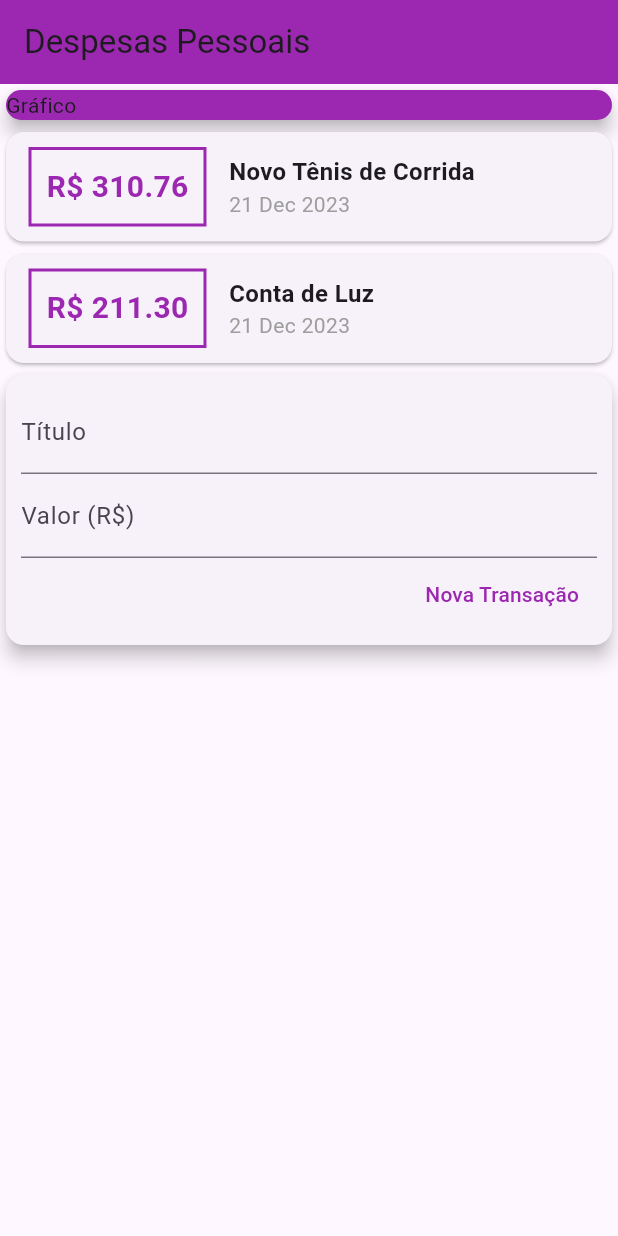
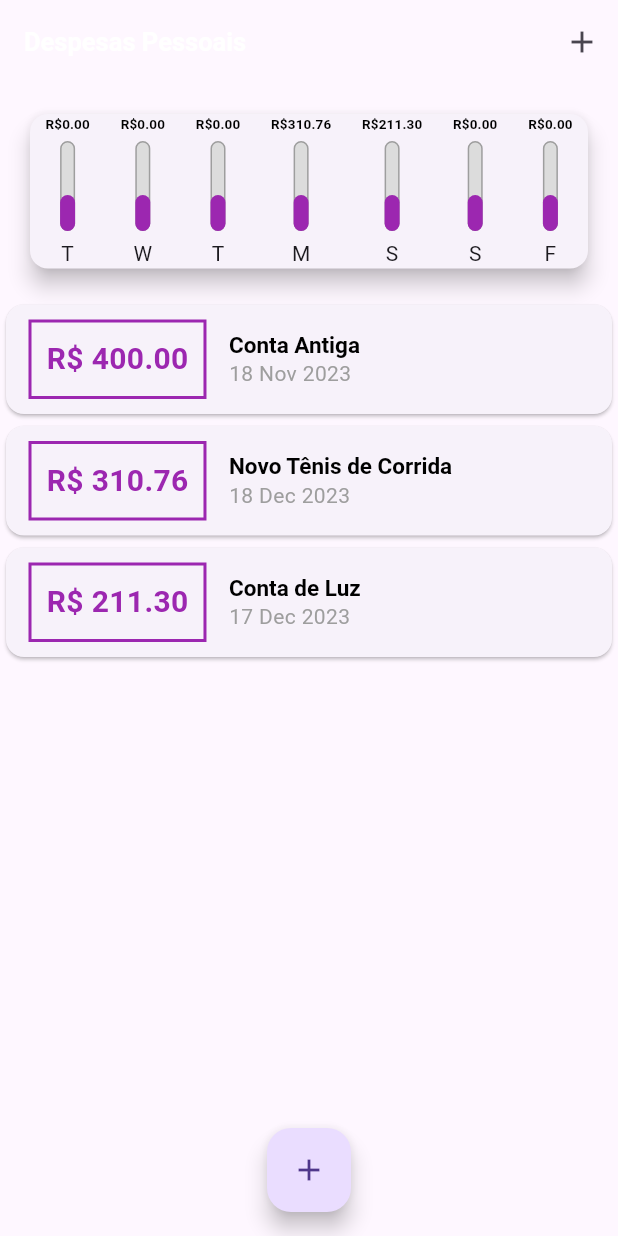
Before and after one commit to GabrielHR0sa/Learning_Flutter, a Flutter app: the screen it shows after launch, on a phone screen of 412 x 824 dp. Run offline on Flutter 3.47's test engine with Material 3 defaults, Android fonts, the phone set to English and light mode, and no system bars; Roboto replaces fonts that are missing (OpenSans).

Commit message:
updating the content

```diff
--- /dev/null
+++ b/expenses/lib/components/chart.dart
@@ -0,0 +1,54 @@
+import 'package:flutter/material.dart';
+import 'package:intl/intl.dart';
+import '../models/transaction.dart';
+import 'chart_bar.dart';
+
+class Chart extends StatelessWidget {
+  final List<Transaction> recentTransaction;
+
+  const Chart(this.recentTransaction, {Key? key}) : super(key: key);
+
+  List<Map<String, Object>> get groupedTransactions {
+    return List.generate(7, (index) {
+      final weekDay = DateTime.now().subtract(
+        Duration(days: index),
+      );
+
+      double totalSum = 0.0;
+
+      for (var i = 0; i < recentTransaction.length; i++) {
+        bool sameDay = recentTransaction[i].date.day == weekDay.day;
+        bool sameMonth = recentTransaction[i].date.month == weekDay.month;
+        bool sameYear = recentTransaction[i].date.year == weekDay.year;
+
+        if (sameDay && sameMonth && sameYear) {
+          totalSum += recentTransaction[i].value;
+        }
+      }
+
+      return {
+        'day': DateFormat.E().format(weekDay)[0],
+        'value': totalSum,
+      };
+    });
+  }
+
+  @override
+  Widget build(BuildContext context) {
+    groupedTransactions;
+    return Card(
+      elevation: 6,
+      margin: const EdgeInsets.all(20),
+      child: Row(
+        mainAxisAlignment: MainAxisAlignment.spaceAround,
+        children: groupedTransactions.map((tr) {
+          return ChartBar(
+            label: tr['day'] as String,
+            value: tr['value'] as double,
+            percentage: 0.4,
+          );
+        }).toList(),
+      ),
+    );
+  }
+}
--- /dev/null
+++ b/expenses/lib/components/chart_bar.dart
@@ -0,0 +1,57 @@
+import 'package:flutter/material.dart';
+
+class ChartBar extends StatelessWidget {
+  final String? label;
+  final double? value;
+  final double? percentage;
+
+  const ChartBar({
+    this.label,
+    this.value,
+    this.percentage,
+    Key? key,
+  }) : super(key: key);
+
+  @override
+  Widget build(BuildContext context) {
+    return Column(
+      children: [
+        Text(
+          'R\$${value!.toStringAsFixed(2)}',
+          style: Theme.of(context).textTheme.titleSmall,
+        ),
+        const SizedBox(height: 5),
+        Container(
+          height: 60,
+          width: 10,
+          child: Stack(
+            alignment: Alignment.bottomCenter,
+            children: [
+              Container(
+                decoration: BoxDecoration(
+                  border: Border.all(
+                    color: Colors.grey,
+                    width: 1.0,
+                  ),
+                  color: Color.fromRGBO(220, 220, 220, 1),
+                  borderRadius: BorderRadius.circular(5),
+                ),
+              ),
+              FractionallySizedBox(
+                heightFactor: percentage,
+                child: Container(
+                  decoration: BoxDecoration(
+                    color: Theme.of(context).colorScheme.primary,
+                    borderRadius: BorderRadius.circular(5),
+                  ),
+                ),
+              )
+            ],
+          ),
+        ),
+        const SizedBox(height: 5),
+        Text(label!),
+      ],
+    );
+  }
+}
--- /dev/null
+++ b/expenses/lib/components/transaction_form.dart
@@ -0,0 +1,71 @@
+import 'package:flutter/material.dart';
+
+class TransactionForm extends StatefulWidget {
+  final void Function(String, double) onSubmit;
+
+  const TransactionForm(this.onSubmit, {Key? key}) : super(key: key);
+
+  @override
+  State<TransactionForm> createState() => _TransactionFormState();
+}
+
+class _TransactionFormState extends State<TransactionForm> {
+  final titleController = TextEditingController();
+
+  final valueController = TextEditingController();
+
+  _submitForm() {
+    final title = titleController.text;
+    final value = double.tryParse(valueController.text) ?? 0;
+
+    if (title.isEmpty || value <= 0) {
+      return;
+    }
+
+    widget.onSubmit(title, value);
+  }
+
+  @override
+  Widget build(BuildContext context) {
+    return Card(
+      elevation: 5,
+      child: Padding(
+        padding: const EdgeInsets.all(10),
+        child: Column(
+          children: [
+            TextField(
+              controller: titleController,
+              onSubmitted: (_) => _submitForm(),
+              decoration: const InputDecoration(
+                labelText: 'Título',
+              ),
+            ),
+            TextField(
+              controller: valueController,
+              keyboardType:
+                  const TextInputType.numberWithOptions(decimal: true),
+              onSubmitted: (_) => _submitForm(),
+              decoration: const InputDecoration(
+                labelText: 'Valor (R\$)',
+              ),
+            ),
+            Row(
+              mainAxisAlignment: MainAxisAlignment.end,
+              children: <Widget>[
+                TextButton(
+                  child: const Text(
+                    'Nova Transação',
+                    style: TextStyle(
+                      color: Colors.purple,
+                    ),
+                  ),
+                  onPressed: _submitForm,
+                )
+              ],
+            ),
+          ],
+        ),
+      ),
+    );
+  }
+}
--- /dev/null
+++ b/expenses/lib/components/transaction_list.dart
@@ -0,0 +1,82 @@
+import 'package:flutter/material.dart';
+import '../models/transaction.dart';
+import 'package:intl/intl.dart';
+
+class TransactionList extends StatelessWidget {
+  final List<Transaction> transactions;
+
+  const TransactionList(this.transactions, {Key? key}) : super(key: key);
+
+  @override
+  Widget build(BuildContext context) {
+    return SizedBox(
+      height: 300,
+      child: transactions.isEmpty
+          ? Column(
+              children: [
+                const SizedBox(height: 20),
+                Text(
+                  'Nenhuma Transação Cadastrada!',
+                  style: Theme.of(context).textTheme.headline6,
+                ),
+                const SizedBox(height: 20),
+                SizedBox(
+                  height: 200,
+                  child: Image.asset(
+                    'assets/images/waiting.png',
+                    fit: BoxFit.cover,
+                  ),
+                ),
+              ],
+            )
+          : ListView.builder(
+              itemCount: transactions.length,
+              itemBuilder: (ctx, index) {
+                final tr = transactions[index];
+                return Card(
+                  child: Row(
+                    children: [
+                      Container(
+                        margin: const EdgeInsets.symmetric(
+                          horizontal: 15,
+                          vertical: 10,
+                        ),
+                        decoration: BoxDecoration(
+                          border: Border.all(
+                            color: Theme.of(context).colorScheme.primary,
+                            width: 2,
+                          ),
+                        ),
+                        padding: const EdgeInsets.all(10),
+                        child: Text(
+                          'R\$ ${tr.value.toStringAsFixed(2)}',
+                          style: TextStyle(
+                            fontWeight: FontWeight.bold,
+                            fontSize: 20,
+                            color: Theme.of(context).colorScheme.primary,
+                          ),
+                        ),
+                      ),
+                      Column(
+                        crossAxisAlignment: CrossAxisAlignment.start,
+                        children: [
+                          Text(
+                            tr.title,
+                            style: Theme.of(context).textTheme.headline6,
+                          ),
+                          Text(
+                            DateFormat('d MMM y').format(tr.date),
+                            style: const TextStyle(
+                              color: Colors.grey,
+                            ),
+                          ),
+                        ],
+                      ),
+                    ],
+                  ),
+                );
+              },
+            ),
+    );
+  }
+}
--- a/expenses/lib/main.dart
+++ b/expenses/lib/main.dart
@@ -1,146 +1,139 @@
+import 'package:expenses/components/transaction_form.dart';
 import 'package:flutter/material.dart';
+import 'dart:math';
+import 'components/transaction_form.dart';
+import 'components/transaction_list.dart';
+import 'components/chart.dart';
 import 'models/transaction.dart';
-import 'package:intl/intl.dart';
 
-main() => runApp(const ExpensesApp());
+main() => runApp(ExpensesApp());
 
 class ExpensesApp extends StatelessWidget {
-  const ExpensesApp({Key? key}) : super(key: key);
+  ExpensesApp({Key? key}) : super(key: key);
+  final ThemeData tema = ThemeData();
+
   @override
   Widget build(BuildContext context) {
     return MaterialApp(
-        theme: ThemeData(appBarTheme: AppBarTheme(color: Colors.purple)),
-        home: MyHomePage());
+      home: const MyHomePage(),
+      theme: tema.copyWith(
+        colorScheme: tema.colorScheme.copyWith(
+          primary: Colors.purple,
+          secondary: Colors.amber,
+        ),
+        textTheme: tema.textTheme.copyWith(
+          titleLarge: const TextStyle(
+            fontFamily: 'OpenSans',
+            fontSize: 15,
+            fontWeight: FontWeight.bold,
+            color: Colors.black,
+          ),
+          titleSmall: const TextStyle(
+            fontFamily: 'OpenSans',
+            fontSize: 9,
+            fontWeight: FontWeight.bold,
+            color: Colors.black,
+          ),
+        ),
+        appBarTheme: const AppBarTheme(
+          titleTextStyle: TextStyle(
+            fontFamily: 'OpenSans',
+            fontSize: 17,
+            fontWeight: FontWeight.bold,
+          ),
+        ),
+      ),
+    );
   }
 }
 
-class MyHomePage extends StatelessWidget {
-  MyHomePage({Key? key}) : super(key: key);
+class MyHomePage extends StatefulWidget {
+  const MyHomePage({Key? key}) : super(key: key);
 
-  final titleController = TextEditingController();
-  final valueController = TextEditingController();
+  @override
+  State<MyHomePage> createState() => _MyHomePageState();
+}
 
-  final _transactions = [
+class _MyHomePageState extends State<MyHomePage> {
+  final List<Transaction> _transactions = [
+    Transaction(
+      id: 't0',
+      title: 'Conta Antiga',
+      value: 400.00,
+      date: DateTime.now().subtract(const Duration(days: 33)),
+    ),
     Transaction(
       id: 't1',
       title: 'Novo Tênis de Corrida',
       value: 310.76,
-      date: DateTime.now(),
+      date: DateTime.now().subtract(const Duration(days: 3)),
     ),
     Transaction(
       id: 't2',
       title: 'Conta de Luz',
       value: 211.30,
-      date: DateTime.now(),
+      date: DateTime.now().subtract(const Duration(days: 4)),
     ),
   ];
+
+  List<Transaction> get _recentTransactions {
+    return _transactions.where((tr) {
+      return tr.date.isAfter(DateTime.now().subtract(
+        const Duration(days: 7),
+      ));
+    }).toList();
+  }
+
+  _addTransaction(String title, double value) {
+    final newTransaction = Transaction(
+      id: Random().nextDouble().toString(),
+      title: title,
+      value: value,
+      date: DateTime.now(),
+    );
+
+    setState(() {
+      _transactions.add(newTransaction);
+    });
+
+    Navigator.of(context).pop();
+  }
+
+  _openTransactionFormModal(BuildContext context) {
+    showModalBottomSheet(
+      context: context,
+      builder: (_) {
+        return TransactionForm(_addTransaction);
+      },
+    );
+  }
 
   @override
   Widget build(BuildContext context) {
     return Scaffold(
       appBar: AppBar(
         title: const Text('Despesas Pessoais'),
-      ),
-      body: Column(
-        crossAxisAlignment: CrossAxisAlignment.stretch,
-        children: [
-          const SizedBox(
-            child: Card(
-              color: Colors.purple,
-              child: Text('Gráfico'),
-              elevation: 5,
-            ),
-          ),
-          Column(
-            children: _transactions.map((tr) {
-              return Card(
-                child: Row(
-                  children: [
-                    Container(
-                      margin: const EdgeInsets.symmetric(
-                        horizontal: 15,
-                        vertical: 10,
-                      ),
-                      decoration: BoxDecoration(
-                        border: Border.all(
-                          color: Colors.purple,
-                          width: 2,
-                        ),
-                      ),
-                      padding: const EdgeInsets.all(10),
-                      child: Text(
-                        'R\$ ${tr.value.toStringAsFixed(2)}',
-                        style: const TextStyle(
-                          fontWeight: FontWeight.bold,
-                          fontSize: 20,
-                          color: Colors.purple,
-                        ),
-                      ),
-                    ),
-                    Column(
-                      crossAxisAlignment: CrossAxisAlignment.start,
-                      children: [
-                        Text(
-                          tr.title,
-                          style: const TextStyle(
-                            fontSize: 16,
-                            fontWeight: FontWeight.bold,
-                          ),
-                        ),
-                        Text(
-                          DateFormat('d MMM y').format(tr.date),
-                          style: const TextStyle(
-                            color: Colors.grey,
-                          ),
+        actions: [
+          IconButton(
+            icon: const Icon(Icons.add),
+            onPressed: () => _openTransactionFormModal(context),
           ),
         ],
       ),
-                  ],
-                ),
-              );
-            }).toList(),
-          ),
-          Card(
-            elevation: 5,
-            child: Padding(
-              padding: const EdgeInsets.all(10),
+      body: SingleChildScrollView(
         child: Column(
+          crossAxisAlignment: CrossAxisAlignment.stretch,
           children: [
-                  TextField(
-                    controller: titleController,
-                    decoration: const InputDecoration(
-                      labelText: 'Título',
-                    ),
-                  ),
-                  TextField(
-                    controller: valueController,
-                    decoration: const InputDecoration(
-                      labelText: 'Valor (R\$)',
-                    ),
-                  ),
-                  Row(
-                    mainAxisAlignment: MainAxisAlignment.end,
-                    children: <Widget>[
-                      TextButton(
-                        child: const Text(
-                          'Nova Transação',
-                          style: TextStyle(
-                            color: Colors.purple,
-                          ),
-                        ),
-                        onPressed: () {
-                          print(titleController.text);
-                          print(valueController.text);
-                        },
-                      )
-                    ],
-                  ),
+            Chart(_recentTransactions),
+            TransactionList(_transactions),
           ],
         ),
       ),
-          )
-        ],
+      floatingActionButton: FloatingActionButton(
+        child: const Icon(Icons.add),
+        onPressed: () => _openTransactionFormModal(context),
       ),
+      floatingActionButtonLocation: FloatingActionButtonLocation.centerFloat,
     );
   }
 }
```
Also changed, not shown: expenses/pubspec.yaml (+3 -4 lines), expenses/assets/images/waiting.png (added), expenses/pubspec.lock, 1 other file. Lines whose indentation alone changed are shown as unchanged.
